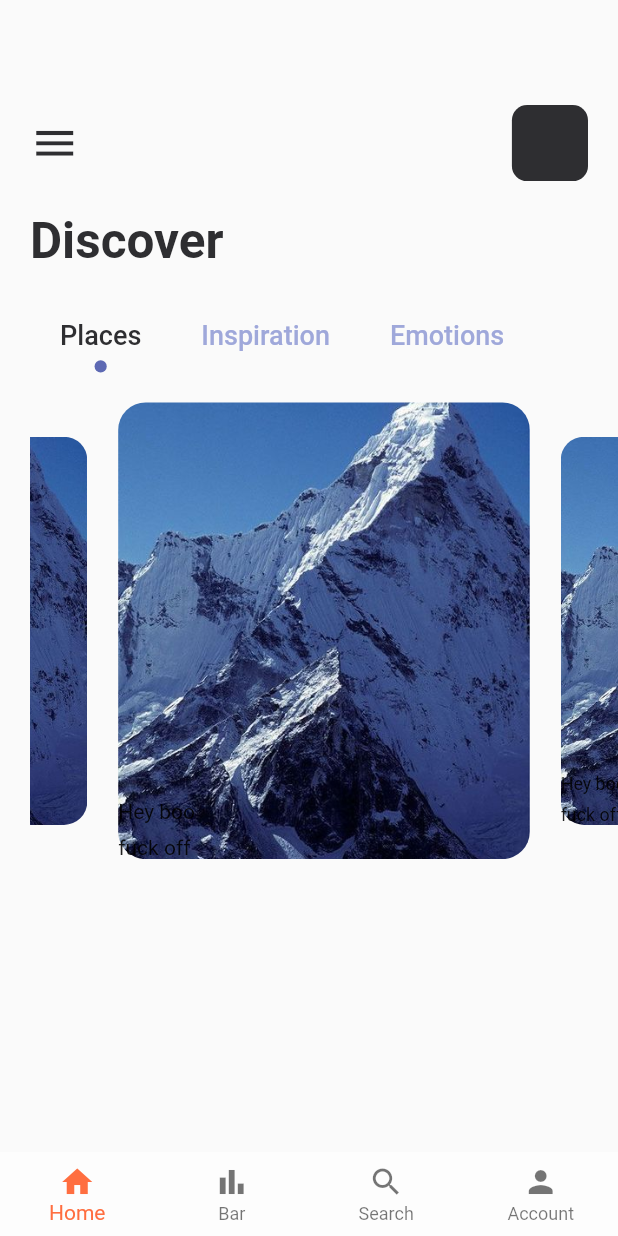
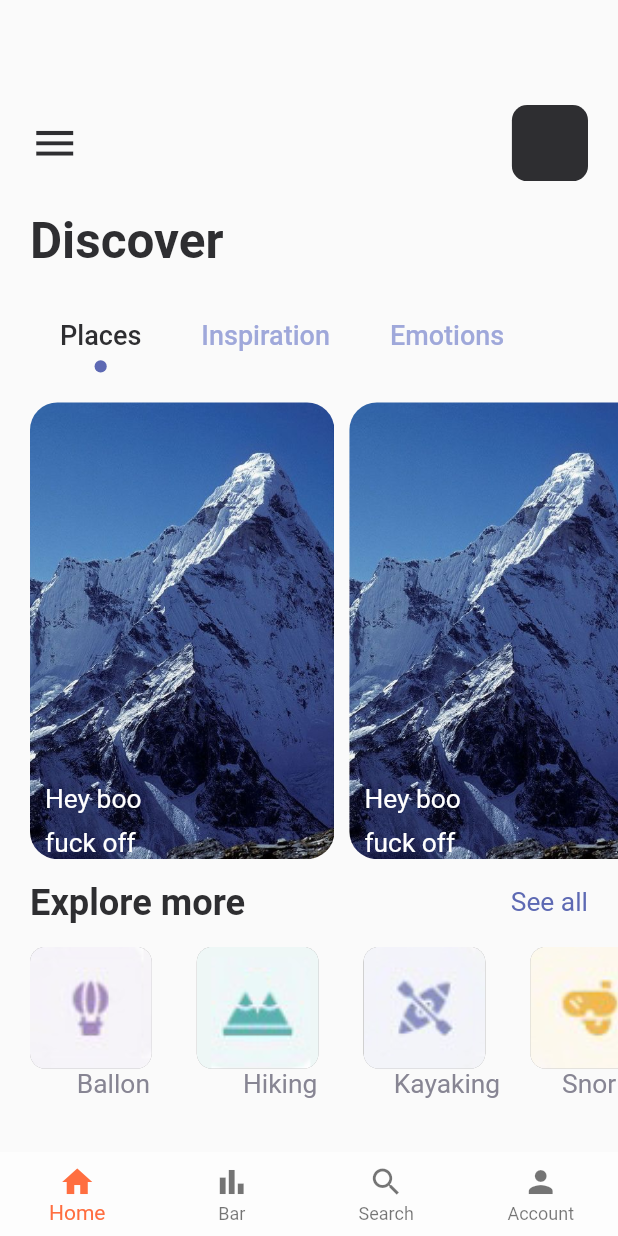
Before and after one commit to lezzycan/TravelApp, a Flutter app: the MainPage screen opened directly, on a phone screen of 412 x 824 dp. Run offline on Flutter 3.47's test engine with Material 2 defaults, Android fonts, the phone set to English and light mode, and no system bars; drawn by our look-alikes of card_swiper; our stand-ins replace flutter_screenutil.

Commit message:
home page implemented

```diff
--- a/lib/main.dart
+++ b/lib/main.dart
@@ -28,7 +28,7 @@ class MyApp extends StatelessWidget {
       title: 'Travel App',
       debugShowCheckedModeBanner: false,
 
-      home: WelcomePage(),
+      home: MainPage(),
     );
   }
 }
--- a/lib/pages/nav_pages/home_page.dart
+++ b/lib/pages/nav_pages/home_page.dart
@@ -1,6 +1,7 @@
 import 'package:bloc_travel_app/constants/trv_assets.dart';
 import 'package:bloc_travel_app/constants/trv_color.dart';
 import 'package:bloc_travel_app/shared/dot_tab_indicator.dart';
+import 'package:bloc_travel_app/widgets/trv.text.dart';
 import 'package:bloc_travel_app/widgets/trv_large_text.dart';
 import 'package:bloc_travel_app/widgets/trv_space.dart';
 import 'package:card_swiper/card_swiper.dart';
@@ -15,6 +16,14 @@ class HomePage extends StatefulWidget {
 }
 
 class _HomePageState extends State<HomePage> with TickerProviderStateMixin {
+  List<String> cardImages = [
+    TrvAssets.ballon,
+    TrvAssets.hiking,
+    TrvAssets.kayak,
+    TrvAssets.snork
+  ];
+  List<String> cardText = ['Ballon', 'Hiking', 'Kayaking', 'Snorking'];
+
   @override
   Widget build(BuildContext context) {
     TabController _tabController = TabController(length: 3, vsync: this);
@@ -23,7 +32,9 @@ class _HomePageState extends State<HomePage> with TickerProviderStateMixin {
         padding: const EdgeInsets.only(
           top: 70.0,
           left: 20,
+          //  right: 20,
         ),
+        child: SingleChildScrollView(
           child: Column(
             crossAxisAlignment: CrossAxisAlignment.start,
             children: [
@@ -59,8 +70,8 @@ class _HomePageState extends State<HomePage> with TickerProviderStateMixin {
                   isScrollable: true,
                   labelPadding: const EdgeInsets.only(left: 20, right: 20),
                   indicatorSize: TabBarIndicatorSize.label,
-                indicator:
-                    CircleTabIndicator(color: TrvColors.mainColor, radius: 4.r),
+                  indicator: CircleTabIndicator(
+                      color: TrvColors.mainColor, radius: 4.r),
                   labelStyle: const TextStyle(fontSize: 18),
                   tabs: const [
                     Tab(
@@ -73,24 +84,29 @@ class _HomePageState extends State<HomePage> with TickerProviderStateMixin {
                       text: 'Emotions',
                     )
                   ]),
-               const TrvSpace(height: 20,),
+              const TrvSpace(
+                height: 20,
+              ),
               TrvSpace(
                 height: 300.h,
                 width: double.maxFinite,
                 child: TabBarView(controller: _tabController, children: [
                   TrvSpace(
                     height: 400.h,
-                  child: Swiper(
+                    child: ListView.builder(
                       itemCount: 3,
-                    layout: SwiperLayout.DEFAULT,
+                      scrollDirection: Axis.horizontal,
+                      // layout: SwiperLayout.DEFAULT,
                       // itemWidth: 200.w,
                       // pagination: const SwiperPagination(),
                       // control: const SwiperControl(),
-                    viewportFraction: 0.7,
-                    scale: 0.85,
+                      //   viewportFraction: 0.7,
+                      // scale: 0.85,
                       itemBuilder: (context, index) {
                         return Container(
+                          margin: const EdgeInsets.only(right: 10),
                           height: 300.h,
+                          width: 200.h,
                           decoration: BoxDecoration(
                             image: const DecorationImage(
                               image: AssetImage(TrvAssets.moutain),
@@ -98,24 +114,96 @@ class _HomePageState extends State<HomePage> with TickerProviderStateMixin {
                             ),
                             borderRadius: BorderRadius.circular(18.r),
                           ),
+                          child: Container(
+                            margin: const EdgeInsets.only(left: 10),
                             child: Column(
                               crossAxisAlignment: CrossAxisAlignment.start,
                               mainAxisAlignment: MainAxisAlignment.end,
                               children: const [
-                            Text('Hey boo'),
-                            SizedBox(height: 8,),
-                            Text('fuck off')
+                                TrvText(
+                                  text: 'Hey boo',
+                                  color: Colors.white,
+                                ),
+                                SizedBox(
+                                  height: 8,
+                                ),
+                                TrvText(
+                                  text: 'fuck off',
+                                  color: Colors.white,
+                                ),
                               ],
+                            ),
                           ),
                         );
                       },
                     ),
                   ),
-                Text("Hello"),
-                Text('Spicy'),
+                  const Text('house'),
+                  const Text('Spicy'),
                 ]),
+              ),
+              TrvSpace(
+                height: 15.h,
+              ),
+              Row(
+                mainAxisAlignment: MainAxisAlignment.spaceBetween,
+                children: [
+                  const TrvLargeText(
+                    text: "Explore more",
+                    size: 22,
+                  ),
+                  InkWell(
+                    onTap: () {},
+                    child: Container(
+                      margin: const EdgeInsets.only(right: 20),
+                      child: const TrvText(
+                        text: "See all",
+                        color: TrvColors.mainColor,
+                      ),
+                    ),
                   )
                 ],
+              ),
+              TrvSpace(
+                height: 15.h,
+              ),
+              TrvSpace(
+                height: 100.h,
+                width: double.maxFinite,
+                child: ListView.builder(
+                    scrollDirection: Axis.horizontal,
+                    itemCount: 4,
+                    itemBuilder: ((_, index) {
+                      return Column(
+                        crossAxisAlignment: CrossAxisAlignment.center,
+                        mainAxisAlignment: MainAxisAlignment.start,
+                        children: [
+                          Container(
+                            margin: const EdgeInsets.only(right: 30.0),
+                            height: 80.h,
+                            width: 80.h,
+                            decoration: BoxDecoration(
+                              color: Colors.grey,
+                              borderRadius: BorderRadius.circular(10.r),
+                              image: DecorationImage(
+                                fit: BoxFit.cover,
+                                image: AssetImage(
+                                  cardImages[index]),
+                                ),
+                              ),
+                            ),
+                            //  child: Image(image: AssetImage(cardImages[index])),
+
+                          TrvText(
+                            text: cardText[index],
+                            color: TrvColors.textColor2,
+                          ),
+                        ],
+                      );
+                    })),
+              )
+            ],
+          ),
         ),
       ),
     );
```
Lines whose indentation alone changed are shown as unchanged.
